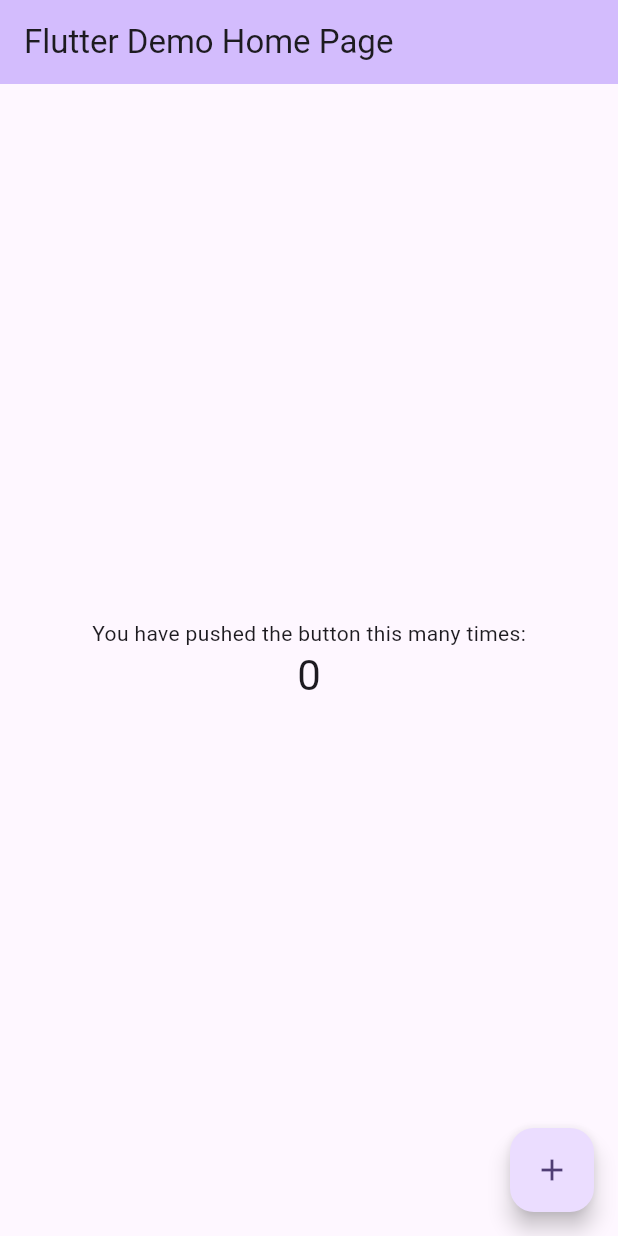
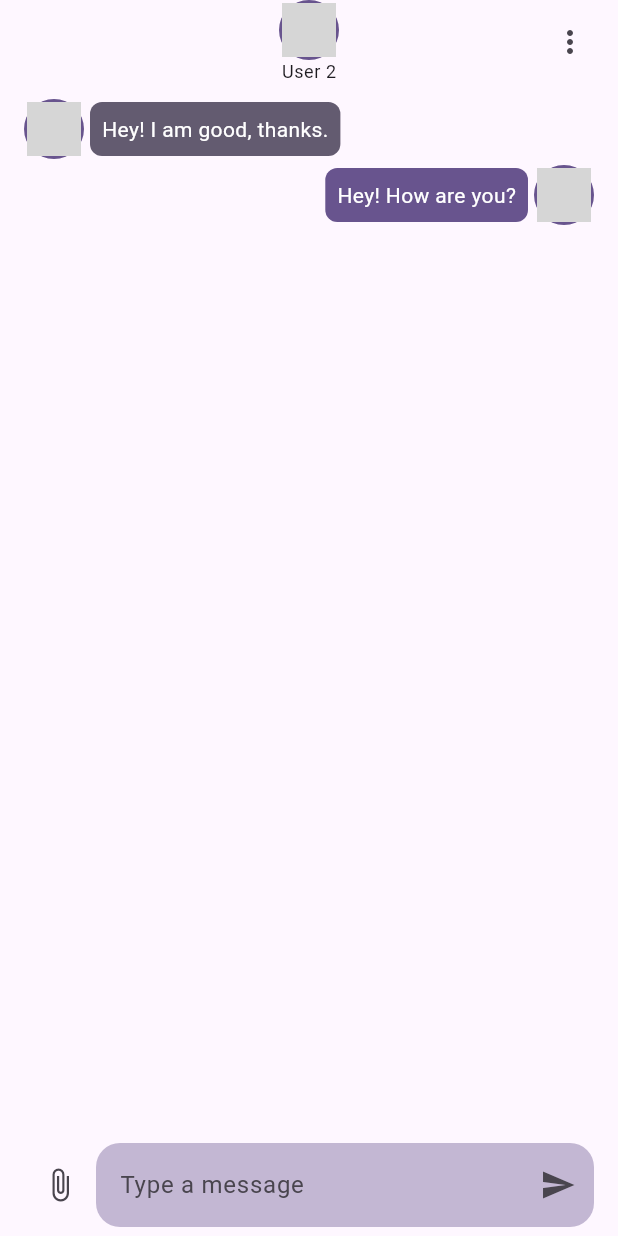
Before and after one commit to ahmed-hady-dev/websocket_chat_app, a Flutter app: the screen it shows after launch, on a phone screen of 412 x 824 dp. Run offline on Flutter 3.47's test engine with Material 3 defaults, Android fonts, the light colour scheme and no system bars; our stand-ins replace equatable, supabase; accounts and stored records are empty; network calls fail; grey boxes are pictures that could not be loaded.

Commit message:
finish chat screen ui

```diff
--- a/lib/main.dart
+++ b/lib/main.dart
@@ -1,4 +1,6 @@
 import 'package:flutter/material.dart';
+import 'package:models/models.dart';
+import 'package:websocket_chat_app/screens/chat_room_screen.dart';
 
 void main() {
   runApp(const MyApp());
@@ -7,119 +9,70 @@
 class MyApp extends StatelessWidget {
   const MyApp({super.key});
 
-  // This widget is the root of your application.
   @override
   Widget build(BuildContext context) {
     return MaterialApp(
       title: 'Flutter Demo',
       theme: ThemeData(
-        // This is the theme of your application.
-        //
-        // TRY THIS: Try running your application with "flutter run". You'll see
-        // the application has a purple toolbar. Then, without quitting the app,
-        // try changing the seedColor in the colorScheme below to Colors.green
-        // and then invoke "hot reload" (save your changes or press the "hot
-        // reload" button in a Flutter-supported IDE, or press "r" if you used
-        // the command line to start the app).
-        //
-        // Notice that the counter didn't reset back to zero; the application
-        // state is not lost during the reload. To reset the state, use hot
-        // restart instead.
-        //
-        // This works for code too, not just values: Most code changes can be
-        // tested with just a hot reload.
         colorScheme: ColorScheme.fromSeed(seedColor: Colors.deepPurple),
         useMaterial3: true,
       ),
-      home: const MyHomePage(title: 'Flutter Demo Home Page'),
+      home: ChatRoomScreen(chatRoom: chatRoom),
     );
   }
 }
 
-class MyHomePage extends StatefulWidget {
-  const MyHomePage({super.key, required this.title});
+const userId1 = 'dea9782b-ffe8-4660-a554-5100127307d2';
+const userId2 = 'b74e326d-b37a-4c46-a8d4-0712021aadba';
 
-  // This widget is the home page of your application. It is stateful, meaning
-  // that it has a State object (defined below) that contains fields that affect
-  // how it looks.
+final chatRoom = ChatRoom(
+  id: '8d162274-6cb8-4776-815a-8e721ebfb76d',
+  participants: const [
+    User(
+      id: userId1,
+      username: 'User 1',
+      phone: '1234512345',
+      email: 'user1@email.com',
+      avatarUrl:
+          'https://images.unsplash.com/photo-1700493624764-f7524969037d?q=80&w=3570&auto=format&fit=crop&ixlib=rb-4.0.3&ixid=M3wxMjA3fDB8MHxwaG90by1wYWdlfHx8fGVufDB8fHx8fA%3D%3D',
+      status: 'online',
+    ),
+    User(
+      id: userId2,
+      username: 'User 2',
+      phone: '5432154321',
+      email: 'user2@email.com',
+      avatarUrl:
+          'https://images.unsplash.com/photo-1700469880511-3ef0cee47985?q=80&w=3672&auto=format&fit=crop&ixlib=rb-4.0.3&ixid=M3wxMjA3fDB8MHxwaG90by1wYWdlfHx8fGVufDB8fHx8fA%3D%3D',
+      status: 'online',
+    ),
+  ],
+  lastMessage: Message(
+    id: 'de120f3a-dbca-4330-9e2e-18b55a2fb9e5',
+    chatRoomId: '8d162274-6cb8-4776-815a-8e721ebfb76d',
+    senderUserId: userId1,
+    receiverUserId: userId2,
+    content: 'Hey! I am good, thanks.',
+    createdAt: DateTime(2023, 12, 1, 1, 0, 0),
+  ),
+  unreadCount: 0,
+);
 
-  // This class is the configuration for the state. It holds the values (in this
-  // case the title) provided by the parent (in this case the App widget) and
-  // used by the build method of the State. Fields in a Widget subclass are
-  // always marked "final".
-
-  final String title;
-
-  @override
-  State<MyHomePage> createState() => _MyHomePageState();
-}
-
-class _MyHomePageState extends State<MyHomePage> {
-  int _counter = 0;
-
-  void _incrementCounter() {
-    setState(() {
-      // This call to setState tells the Flutter framework that something has
-      // changed in this State, which causes it to rerun the build method below
-      // so that the display can reflect the updated values. If we changed
-      // _counter without calling setState(), then the build method would not be
-      // called again, and so nothing would appear to happen.
-      _counter++;
-    });
-  }
-
-  @override
-  Widget build(BuildContext context) {
-    // This method is rerun every time setState is called, for instance as done
-    // by the _incrementCounter method above.
-    //
-    // The Flutter framework has been optimized to make rerunning build methods
-    // fast, so that you can just rebuild anything that needs updating rather
-    // than having to individually change instances of widgets.
-    return Scaffold(
-      appBar: AppBar(
-        // TRY THIS: Try changing the color here to a specific color (to
-        // Colors.amber, perhaps?) and trigger a hot reload to see the AppBar
-        // change color while the other colors stay the same.
-        backgroundColor: Theme.of(context).colorScheme.inversePrimary,
-        // Here we take the value from the MyHomePage object that was created by
-        // the App.build method, and use it to set our appbar title.
-        title: Text(widget.title),
-      ),
-      body: Center(
-        // Center is a layout widget. It takes a single child and positions it
-        // in the middle of the parent.
-        child: Column(
-          // Column is also a layout widget. It takes a list of children and
-          // arranges them vertically. By default, it sizes itself to fit its
-          // children horizontally, and tries to be as tall as its parent.
-          //
-          // Column has various properties to control how it sizes itself and
-          // how it positions its children. Here we use mainAxisAlignment to
-          // center the children vertically; the main axis here is the vertical
-          // axis because Columns are vertical (the cross axis would be
-          // horizontal).
-          //
-          // TRY THIS: Invoke "debug painting" (choose the "Toggle Debug Paint"
-          // action in the IDE, or press "p" in the console), to see the
-          // wireframe for each widget.
-          mainAxisAlignment: MainAxisAlignment.center,
-          children: <Widget>[
-            const Text(
-              'You have pushed the button this many times:',
-            ),
-            Text(
-              '$_counter',
-              style: Theme.of(context).textTheme.headlineMedium,
-            ),
-          ],
-        ),
-      ),
-      floatingActionButton: FloatingActionButton(
-        onPressed: _incrementCounter,
-        tooltip: 'Increment',
-        child: const Icon(Icons.add),
-      ), // This trailing comma makes auto-formatting nicer for build methods.
-    );
-  }
-}
+final messages = [
+  Message(
+    id: 'de120f3a-dbca-4330-9e2e-18b55a2fb9e5',
+    chatRoomId: '8d162274-6cb8-4776-815a-8e721ebfb76d',
+    senderUserId: userId1,
+    receiverUserId: userId2,
+    content: 'Hey! I am good, thanks.',
+    createdAt: DateTime(2023, 12, 1, 1, 0, 10),
+  ),
+  Message(
+    id: '29829a84-30b9-47e9-b6df-518519843f7d',
+    chatRoomId: '8d162274-6cb8-4776-815a-8e721ebfb76d',
+    senderUserId: userId2,
+    receiverUserId: userId1,
+    content: 'Hey! How are you?',
+    createdAt: DateTime(2023, 12, 1, 1, 0, 0),
+  ),
+];
--- /dev/null
+++ b/lib/screens/chat_room_screen.dart
@@ -0,0 +1,100 @@
+import 'package:flutter/material.dart';
+import 'package:models/models.dart';
+import 'package:websocket_chat_app/main.dart';
+import 'package:websocket_chat_app/widgets/avatar.dart';
+
+import '../widgets/message_bubble.dart';
+
+class ChatRoomScreen extends StatefulWidget {
+  const ChatRoomScreen({super.key, required this.chatRoom});
+  final ChatRoom chatRoom;
+
+  @override
+  State<ChatRoomScreen> createState() => _ChatRoomScreenState();
+}
+
+class _ChatRoomScreenState extends State<ChatRoomScreen> {
+  final messageController = TextEditingController();
+  @override
+  void dispose() {
+    messageController.dispose();
+    super.dispose();
+  }
+
+  @override
+  Widget build(BuildContext context) {
+    final currentParticipant = widget.chatRoom.participants.firstWhere(
+      (user) => user.id == userId1,
+    );
+    final otherParticipant = widget.chatRoom.participants.firstWhere(
+      (user) => user.id != currentParticipant.id,
+    );
+    final viewInsets = MediaQuery.viewInsetsOf(context);
+    return Scaffold(
+      appBar: AppBar(
+        centerTitle: true,
+        title: Column(
+          children: <Widget>[
+            Avatar(imageUrl: otherParticipant.avatarUrl, radius: 18),
+            Text(
+              otherParticipant.username,
+              style: Theme.of(context).textTheme.bodySmall,
+            )
+          ],
+        ),
+        actions: [
+          IconButton(onPressed: () {}, icon: const Icon(Icons.more_vert)),
+          const SizedBox(width: 8.0),
+        ],
+      ),
+      body: SafeArea(
+        child: Padding(
+          padding: EdgeInsets.only(top: 8.0, left: 16.0, right: 16.0, bottom: (viewInsets.bottom > 0) ? 10 : 6),
+          child: Column(
+            children: <Widget>[
+              Expanded(
+                child: ListView.builder(
+                  itemCount: messages.length,
+                  itemBuilder: (context, index) {
+                    final message = messages[index];
+                    final showImage =
+                        (index + 1 == messages.length) || (messages[index + 1].senderUserId != message.senderUserId);
+                    return Row(
+                      mainAxisAlignment:
+                          (messages[index].senderUserId == userId1) ? MainAxisAlignment.start : MainAxisAlignment.end,
+                      children: [
+                        if (showImage && message.senderUserId == userId1)
+                          Avatar(imageUrl: currentParticipant.avatarUrl, radius: 18),
+                        MessageBubble(message: message),
+                        if (showImage && message.senderUserId != userId1)
+                          Avatar(imageUrl: otherParticipant.avatarUrl, radius: 18),
+                      ],
+                    );
+                  },
+                ),
+              ),
+              Row(
+                children: <Widget>[
+                  IconButton(onPressed: () {}, icon: const Icon(Icons.attach_file)),
+                  Expanded(
+                    child: TextFormField(
+                      controller: messageController,
+                      decoration: InputDecoration(
+                        filled: true,
+                        fillColor: Theme.of(context).colorScheme.primary.withAlpha(100),
+                        hintText: 'Type a message',
+                        border:
+                            OutlineInputBorder(borderRadius: BorderRadius.circular(16.0), borderSide: BorderSide.none),
+                        suffixIcon: IconButton(onPressed: () {}, icon: const Icon(Icons.send)),
+                      ),
+                    ),
+                  )
+                ],
+              ),
+            ],
+          ),
+        ),
+      ),
+    );
+  }
+}
--- /dev/null
+++ b/lib/widgets/avatar.dart
@@ -0,0 +1,23 @@
+import 'package:flutter/material.dart';
+
+class Avatar extends StatelessWidget {
+  const Avatar({
+    super.key,
+    required this.imageUrl,
+    required this.radius,
+  });
+  final String imageUrl;
+  final double radius;
+
+  @override
+  Widget build(BuildContext context) {
+    return CircleAvatar(
+      radius: radius + 2.0,
+      backgroundColor: Theme.of(context).colorScheme.primary,
+      child: CircleAvatar(
+        radius: radius,
+        backgroundImage: NetworkImage(imageUrl),
+      ),
+    );
+  }
+}
--- /dev/null
+++ b/lib/widgets/message_bubble.dart
@@ -0,0 +1,35 @@
+import 'package:flutter/material.dart';
+import 'package:models/models.dart';
+import 'package:websocket_chat_app/main.dart';
+
+class MessageBubble extends StatelessWidget {
+  const MessageBubble({super.key, required this.message});
+  final Message message;
+  @override
+  Widget build(BuildContext context) {
+    final size = MediaQuery.of(context).size;
+    final alignment = (message.senderUserId != userId1) ? Alignment.centerRight : Alignment.centerLeft;
+    final color = (message.senderUserId != userId1)
+        ? Theme.of(context).colorScheme.primary
+        : Theme.of(context).colorScheme.secondary;
+    final textColor = (message.senderUserId != userId1)
+        ? Theme.of(context).colorScheme.onPrimary
+        : Theme.of(context).colorScheme.onSecondary;
+    return Align(
+      alignment: alignment,
+      child: Container(
+        constraints: BoxConstraints(maxWidth: size.width * 0.66),
+        padding: const EdgeInsets.all(8.0),
+        margin: const EdgeInsets.all(4.0),
+        decoration: BoxDecoration(
+          color: color,
+          borderRadius: BorderRadius.circular(8.0),
+        ),
+        child: Text(
+          message.content ?? '',
+          style: Theme.of(context).textTheme.bodyMedium!.copyWith(color: textColor),
+        ),
+      ),
+    );
+  }
+}
```
